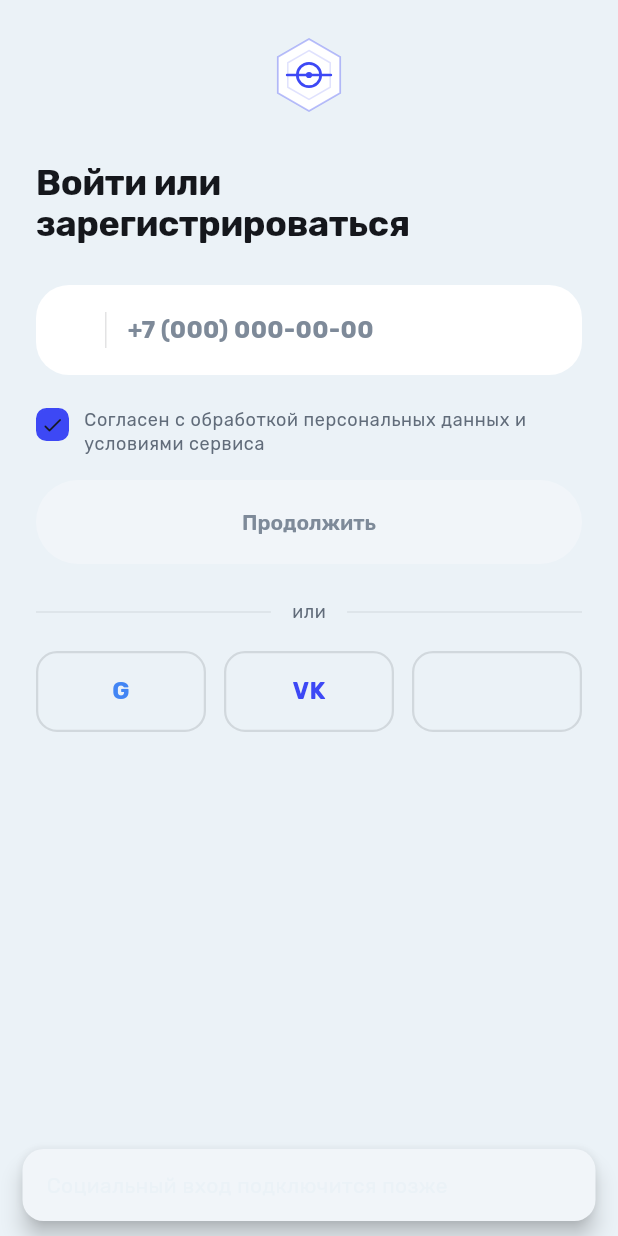
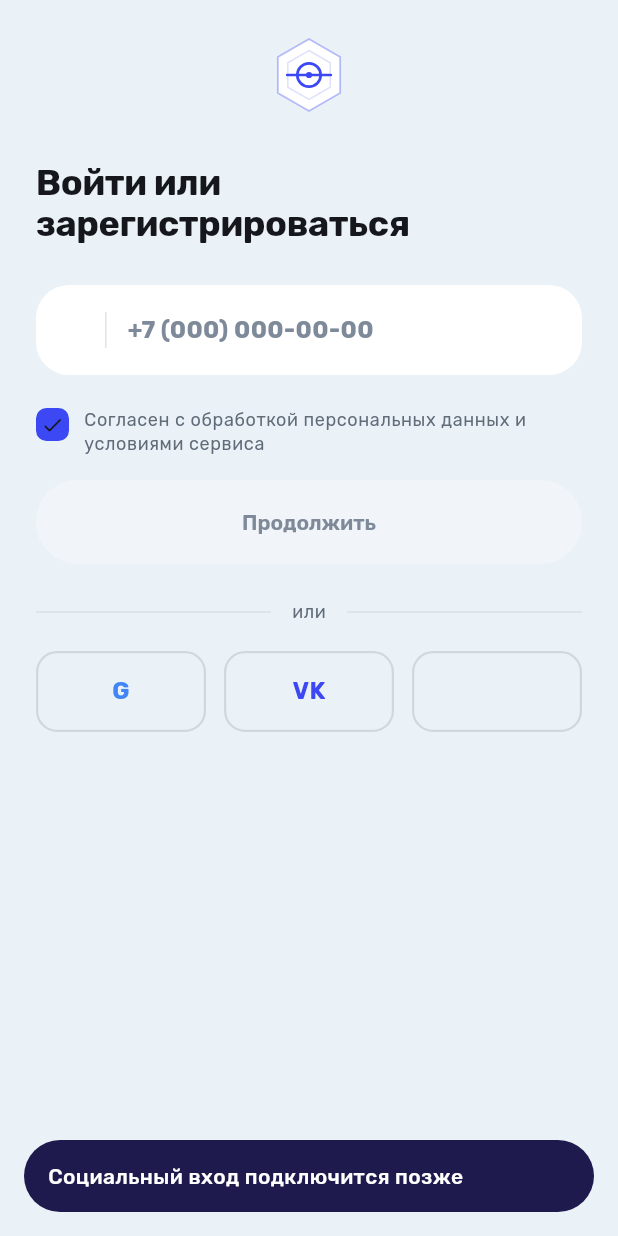
Before and after one commit to Cubleon/SportVenueApp, a Flutter app: the screen it shows after launch, after a tap on "Согласен с обработкой персональных данны", after a tap on "VK", on a phone screen of 412 x 824 dp. Run offline on Flutter 3.47's test engine with Material 3 defaults, Android fonts, the phone set to English and light mode, and no system bars; missing offline and left inert: maplibre.

Commit message:
feat(ui): a dark tone for the money step, and readable snacks
Adds AppColors.commit (#1E1A4D) and a ButtonTone enum, so a button's
weight is named rather than implied: accent for ordinary actions, neutral
for the quieter of two choices, commit for the step that spends money or
takes a slot. Dark rather than brighter, so it outranks the accent without
competing with it. 'Оплатить свою часть' and 'Перейти к оплате' take it;
'Забронировать целиком' stays neutral, since two equally final-looking
buttons side by side leave neither of them final.

Replaces the secondary flag with that enum at its four call sites.

Fixes the snack bar, which was unreadable: its background was a light
surface while Material's own snack text style is written for a dark plate,
so the text came out light on light. It is now a dark plate with named
white text, in the same colour as the commit tone.

Two more places where a light fill met a light default foreground: a
filled IconButton takes its icon colour from onPrimary, which is white, so
the back buttons on four screens were white on white; and the booking
stepper's disabled state had no foreground at all.

Also gives the pinned action bars a ground. They were positioned over the
scroll view with nothing behind them, so the players stepper and the
summary rows showed straight through the buttons. Each bar now has a short
fade above it and a solid page-coloured base under the buttons, and the
scroll tail grows from 156 to 200 to clear it.

Co-Authored-By: Claude Opus 5 <noreply@anthropic.com>
Claude-Session: https://claude.ai/code/session_01TRhzv8qYN7udE6VwUQJWdd

```diff
--- a/lib/src/screens/create_game_screen.dart
+++ b/lib/src/screens/create_game_screen.dart
@@ -488,7 +488,10 @@ class _CreateHeader extends StatelessWidget {
         IconButton.filled(
           onPressed: onBack,
           icon: const Icon(Icons.chevron_left_rounded),
-          style: IconButton.styleFrom(backgroundColor: AppColors.surface),
+          style: IconButton.styleFrom(
+            backgroundColor: AppColors.surface,
+            foregroundColor: AppColors.ink,
+          ),
         ),
         Expanded(
           child: Text(
--- a/lib/src/screens/games_screens.dart
+++ b/lib/src/screens/games_screens.dart
@@ -563,7 +563,10 @@ class _DetailHeader extends StatelessWidget {
           IconButton.filled(
             onPressed: onBack,
             icon: const Icon(Icons.chevron_left_rounded),
-            style: IconButton.styleFrom(backgroundColor: AppColors.surface),
+            style: IconButton.styleFrom(
+            backgroundColor: AppColors.surface,
+            foregroundColor: AppColors.ink,
+          ),
           ),
           Expanded(
             child: Text(
--- a/lib/src/screens/profile_screen.dart
+++ b/lib/src/screens/profile_screen.dart
@@ -149,7 +149,7 @@ class ProfileScreen extends StatelessWidget {
             PrimaryButton(
               key: const ValueKey('logout-button'),
               label: 'Выйти из аккаунта',
-              secondary: true,
+              tone: ButtonTone.neutral,
               onPressed: onLogout,
             ),
           ],
--- a/lib/src/theme/app_theme.dart
+++ b/lib/src/theme/app_theme.dart
@@ -26,7 +26,12 @@ class AppColors {
   static const accentPressed = Color(0xFF2E38D4);
   static const accentSoft = Color(0xFFE8EAFE);
 
-  /// Text and icons on top of [accent].
+  /// The step you cannot take back: paying, or holding a slot. Dark rather
+  /// than brighter, so it outranks the accent without competing with it —
+  /// and so an accent button never sits next to it looking equally final.
+  static const commit = Color(0xFF1E1A4D);
+
+  /// Text and icons on top of [accent] or [commit].
   static const onAccent = Color(0xFFFFFFFF);
 
   // Contrast is measured against both grounds this palette uses, white cards
--- a/lib/src/widgets/shared_widgets.dart
+++ b/lib/src/widgets/shared_widgets.dart
@@ -114,6 +114,19 @@ class _LogoPainter extends CustomPainter {
   bool shouldRepaint(covariant CustomPainter oldDelegate) => false;
 }
 
+/// How much weight a button carries.
+enum ButtonTone {
+  /// Ordinary actions: continue, join, create.
+  accent,
+
+  /// The quieter of two choices, or a way out. A flat neutral fill.
+  neutral,
+
+  /// Spends money or takes a slot. Dark, and used sparingly — if two of
+  /// these sit together, neither reads as final.
+  commit,
+}
+
 class PrimaryButton extends StatelessWidget {
   const PrimaryButton({
     super.key,
@@ -121,32 +134,35 @@ class PrimaryButton extends StatelessWidget {
     required this.onPressed,
     this.icon,
     this.isLoading = false,
-    this.secondary = false,
+    this.tone = ButtonTone.accent,
   });
 
   final String label;
   final VoidCallback? onPressed;
   final IconData? icon;
   final bool isLoading;
-  final bool secondary;
+  final ButtonTone tone;
 
   @override
   Widget build(BuildContext context) {
     final enabled = onPressed != null && !isLoading;
-    final background = secondary
-        ? AppColors.surface
-        : enabled
-        ? AppColors.accent
-        : AppColors.surfaceRaised;
-    final foreground = secondary
+    final neutral = tone == ButtonTone.neutral;
+    final background = !enabled
+        ? AppColors.surfaceRaised
+        : switch (tone) {
+            ButtonTone.accent => AppColors.accent,
+            ButtonTone.neutral => AppColors.surface,
+            ButtonTone.commit => AppColors.commit,
+          };
+    final foreground = !enabled
+        ? AppColors.dim
+        : neutral
         ? AppColors.ink
-        : enabled
-        ? AppColors.onAccent
-        : AppColors.dim;
+        : AppColors.onAccent;
 
     return SizedBox(
       width: double.infinity,
-      height: secondary ? 50 : 56,
+      height: neutral ? 50 : 56,
       child: FilledButton(
         onPressed: enabled ? onPressed : null,
         style: FilledButton.styleFrom(
@@ -470,10 +486,20 @@ class SummaryRow extends StatelessWidget {
 void showAppSnack(BuildContext context, String message) {
   ScaffoldMessenger.of(context).showSnackBar(
     SnackBar(
-      content: Text(message),
+      // The text colour is named here on purpose: Material's own snack style
+      // is written for a dark plate, so on a light one it turns invisible.
+      content: Text(
+        message,
+        style: context.text.bodyMedium?.copyWith(
+          color: AppColors.onAccent,
+          fontWeight: FontWeight.w500,
+        ),
+      ),
       behavior: SnackBarBehavior.floating,
-      backgroundColor: AppColors.surfaceRaised,
-      shape: RoundedRectangleBorder(borderRadius: BorderRadius.circular(14)),
+      backgroundColor: AppColors.commit,
+      elevation: 0,
+      margin: const EdgeInsets.fromLTRB(16, 0, 16, 16),
+      shape: const StadiumBorder(),
     ),
   );
 }
```
Also changed, not shown: lib/src/screens/booking_screens.dart (+75 -20 lines).
